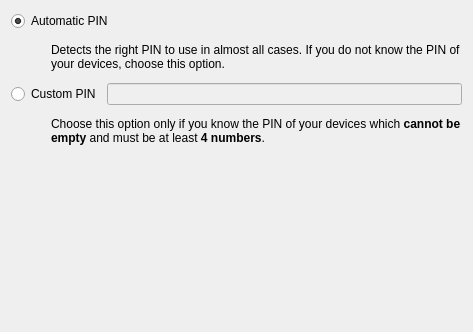
First picture: the form in src/wizard/pages/pin.ui, repository KDE/bluedevil, before the edit.
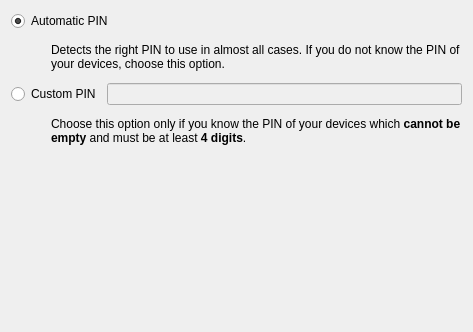
Second picture: the form after the edit. Custom widgets are drawn as their Qt base class.

Commit message: i18n: "numbers" -> "digits"

Diff of the .ui file:
```diff
--- a/src/wizard/pages/pin.ui
+++ b/src/wizard/pages/pin.ui
@@ -113,7 +113,7 @@
        <item>
         <widget class="QLabel" name="label_2">
          <property name="text">
-          <string>&lt;html&gt;&lt;body&gt;&lt;p&gt;Choose this option only if you know the PIN of your devices which &lt;b&gt;cannot be empty&lt;/b&gt; and must be at least &lt;b&gt;4 numbers&lt;/b&gt;.&lt;/p&gt;&lt;/body&gt;&lt;/html&gt;</string>
+          <string>&lt;html&gt;&lt;body&gt;&lt;p&gt;Choose this option only if you know the PIN of your devices which &lt;b&gt;cannot be empty&lt;/b&gt; and must be at least &lt;b&gt;4 digits&lt;/b&gt;.&lt;/p&gt;&lt;/body&gt;&lt;/html&gt;</string>
          </property>
          <property name="wordWrap">
           <bool>true</bool>
```
